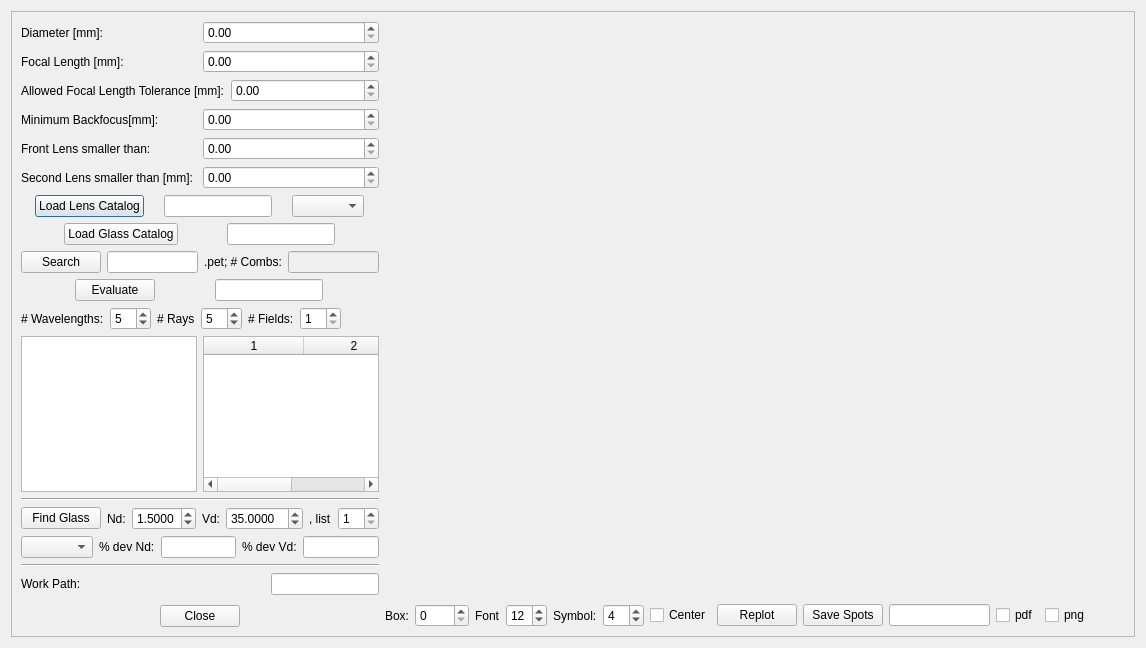
DPSablowski/silent, file SILENT/petzval.ui: the form before one commit.
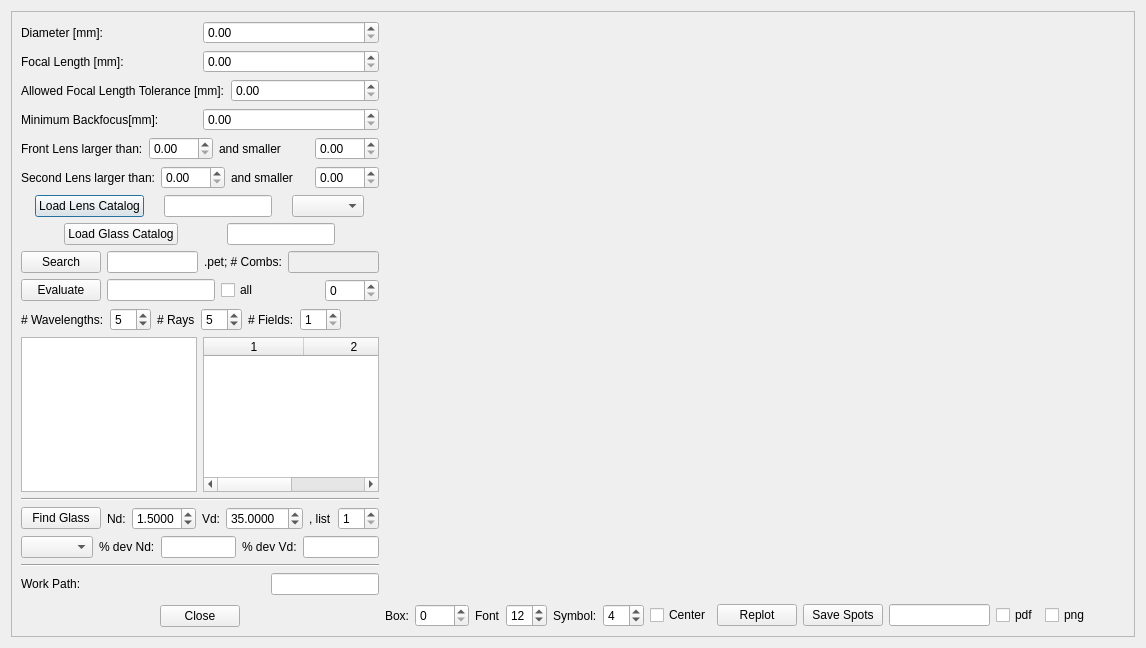
The form after the commit. Custom widgets are drawn as their Qt base class.

What changed in the file:
```diff
--- a/SILENT/petzval.ui
+++ b/SILENT/petzval.ui
@@ -24,8 +24,8 @@
        <rect>
         <x>0</x>
         <y>0</y>
-        <width>1186</width>
-        <height>621</height>
+        <width>1189</width>
+        <height>622</height>
        </rect>
       </property>
       <layout class="QGridLayout" name="gridLayout">
@@ -126,14 +126,37 @@
            <item>
             <widget class="QLabel" name="label_8">
              <property name="text">
-              <string>Front Lens smaller than:</string>
+              <string>Front Lens larger than:</string>
+             </property>
+            </widget>
+           </item>
+           <item>
+            <widget class="QDoubleSpinBox" name="doubleSpinBox_9">
+             <property name="sizePolicy">
+              <sizepolicy hsizetype="Maximum" vsizetype="Fixed">
+               <horstretch>0</horstretch>
+               <verstretch>0</verstretch>
+              </sizepolicy>
+             </property>
+             <property name="maximum">
+              <double>999.990000000000009</double>
+             </property>
+             <property name="value">
+              <double>0.000000000000000</double>
+             </property>
+            </widget>
+           </item>
+           <item>
+            <widget class="QLabel" name="label_20">
+             <property name="text">
+              <string>and smaller</string>
              </property>
             </widget>
            </item>
            <item>
             <widget class="QDoubleSpinBox" name="doubleSpinBox_6">
              <property name="sizePolicy">
-              <sizepolicy hsizetype="Preferred" vsizetype="Fixed">
+              <sizepolicy hsizetype="Maximum" vsizetype="Fixed">
                <horstretch>0</horstretch>
                <verstretch>0</verstretch>
               </sizepolicy>
@@ -150,14 +173,34 @@
            <item>
             <widget class="QLabel" name="label_6">
              <property name="text">
-              <string>Second Lens smaller than [mm]:</string>
+              <string>Second Lens larger than:</string>
+             </property>
+            </widget>
+           </item>
+           <item>
+            <widget class="QDoubleSpinBox" name="doubleSpinBox_10">
+             <property name="sizePolicy">
+              <sizepolicy hsizetype="Maximum" vsizetype="Fixed">
+               <horstretch>0</horstretch>
+               <verstretch>0</verstretch>
+              </sizepolicy>
+             </property>
+             <property name="maximum">
+              <double>999.990000000000009</double>
+             </property>
+            </widget>
+           </item>
+           <item>
+            <widget class="QLabel" name="label_21">
+             <property name="text">
+              <string>and smaller</string>
              </property>
             </widget>
            </item>
            <item>
             <widget class="QDoubleSpinBox" name="doubleSpinBox_5">
              <property name="sizePolicy">
-              <sizepolicy hsizetype="Preferred" vsizetype="Fixed">
+              <sizepolicy hsizetype="Maximum" vsizetype="Fixed">
                <horstretch>0</horstretch>
                <verstretch>0</verstretch>
               </sizepolicy>
@@ -305,6 +348,32 @@
              </property>
             </widget>
            </item>
+           <item>
+            <widget class="QCheckBox" name="checkBox_4">
+             <property name="sizePolicy">
+              <sizepolicy hsizetype="Preferred" vsizetype="Fixed">
+               <horstretch>0</horstretch>
+               <verstretch>0</verstretch>
+              </sizepolicy>
+             </property>
+             <property name="text">
+              <string>all</string>
+             </property>
+            </widget>
+           </item>
+           <item>
+            <widget class="QSpinBox" name="spinBox_8">
+             <property name="sizePolicy">
+              <sizepolicy hsizetype="Maximum" vsizetype="Fixed">
+               <horstretch>0</horstretch>
+               <verstretch>0</verstretch>
+              </sizepolicy>
+             </property>
+             <property name="maximum">
+              <number>9999</number>
+             </property>
+            </widget>
+           </item>
           </layout>
          </item>
          <item>
```
